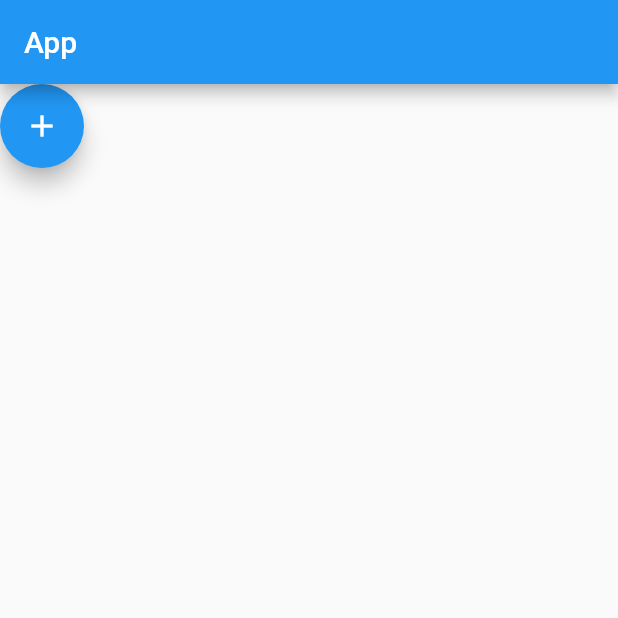
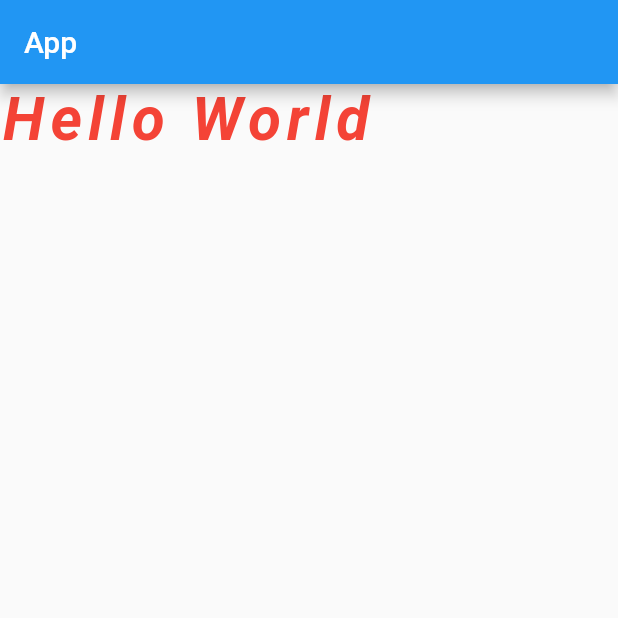
Before and after one commit to wkdgus1164/flutter-study, a Flutter app: the screen it shows after launch, on a phone screen of 412 x 824 dp, the top half of it. Run offline on Flutter 3.47's test engine with Material 2 defaults, Android fonts, the phone set to English and light mode, and no system bars.

Commit message:
update: Text (#1)

```diff
--- a/flutter_app/lib/main.dart
+++ b/flutter_app/lib/main.dart
@@ -26,9 +26,14 @@ class _MyHomePageState extends State<MyHomePage> {
       appBar: AppBar(
         title: const Text("App"),
       ),
-      body: FloatingActionButton(
-        child: const Icon(Icons.add),
-        onPressed: () {},
+      body: const Text(
+        'Hello World',
+        style: TextStyle(
+            fontSize: 40,
+            fontStyle: FontStyle.italic,
+            fontWeight: FontWeight.bold,
+            color: Colors.red,
+            letterSpacing: 4),
       ),
     );
   }
```
